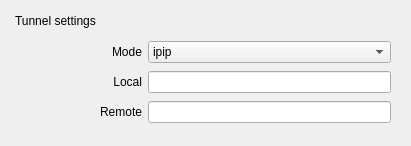
arcan1s/netctl-gui, file sources/gui/src/tunnelwidget.ui: the form before one commit.
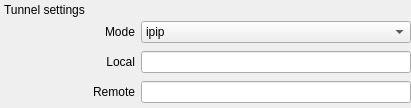
The form after the commit.

Commit message: edit ui * remove margins * create more pretty toolbars * edit toolbar update action (s/setVisible/setEnabled/g)

Diff of the .ui file:
```diff
--- a/sources/gui/src/tunnelwidget.ui
+++ b/sources/gui/src/tunnelwidget.ui
@@ -7,13 +7,16 @@
     <x>0</x>
     <y>0</y>
     <width>411</width>
-    <height>146</height>
+    <height>108</height>
    </rect>
   </property>
   <property name="windowTitle">
    <string>Form</string>
   </property>
   <layout class="QVBoxLayout" name="verticalLayout">
+   <property name="margin">
+    <number>0</number>
+   </property>
    <item>
     <widget class="QDockWidget" name="dockWidget_tunnel">
      <property name="features">
@@ -24,6 +27,9 @@
      </property>
      <widget class="QWidget" name="dockWidgetContents_tunnel">
       <layout class="QVBoxLayout" name="verticalLayout_2">
+       <property name="margin">
+        <number>0</number>
+       </property>
        <item>
         <layout class="QHBoxLayout" name="layout_mode">
          <item>
```
Left out of the diff: 3 changed lines with no effect on the pictures. The commit also changes 31 other files.
